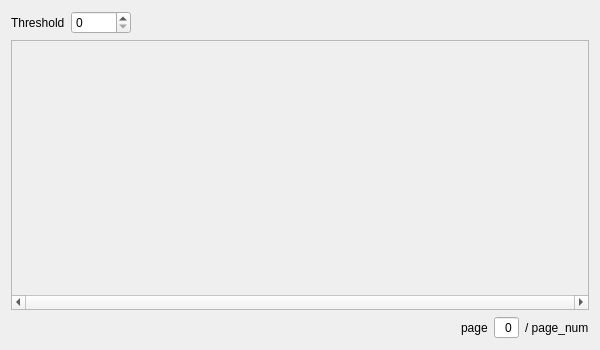
Above: VisBboxUI.ui from yotaseki/YLTestUI before the change. Below: the same form after it.
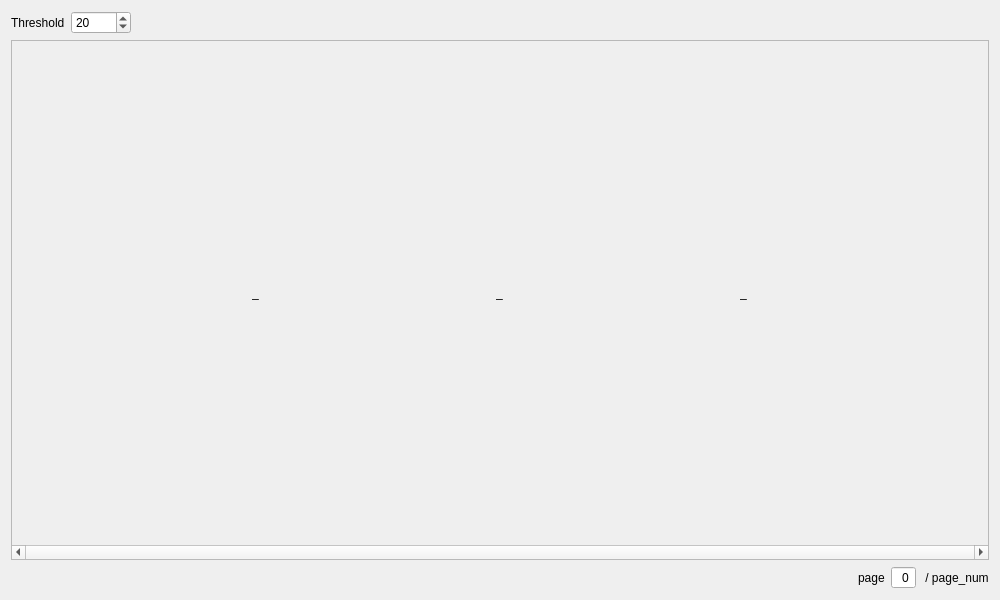
That is the form after the change.

```diff
--- a/VisBboxUI.ui
+++ b/VisBboxUI.ui
@@ -6,8 +6,8 @@
    <rect>
     <x>0</x>
     <y>0</y>
-    <width>600</width>
-    <height>350</height>
+    <width>1000</width>
+    <height>600</height>
    </rect>
   </property>
   <property name="sizePolicy">
@@ -18,8 +18,8 @@
   </property>
   <property name="minimumSize">
    <size>
-    <width>600</width>
-    <height>350</height>
+    <width>800</width>
+    <height>600</height>
    </size>
   </property>
   <property name="windowTitle">
@@ -65,6 +65,12 @@
              <height>30</height>
             </size>
            </property>
+           <property name="maximum">
+            <number>100</number>
+           </property>
+           <property name="value">
+            <number>20</number>
+           </property>
           </widget>
          </item>
          <item>
@@ -95,13 +101,58 @@
            <rect>
             <x>0</x>
             <y>0</y>
-            <width>576</width>
-            <height>243</height>
+            <width>976</width>
+            <height>493</height>
            </rect>
           </property>
-          <layout class="QHBoxLayout" name="horizontalLayout_6">
-           <item>
-            <layout class="QHBoxLayout" name="HLayoutVisResults"/>
+          <layout class="QGridLayout" name="gridLayout">
+           <item row="0" column="0">
+            <widget class="QLabel" name="label_3">
+             <property name="sizePolicy">
+              <sizepolicy hsizetype="Fixed" vsizetype="Fixed">
+               <horstretch>0</horstretch>
+               <verstretch>0</verstretch>
+              </sizepolicy>
+             </property>
+             <property name="text">
+              <string>_</string>
+             </property>
+             <property name="alignment">
+              <set>Qt::AlignCenter</set>
+             </property>
+            </widget>
+           </item>
+           <item row="0" column="1">
+            <widget class="QLabel" name="label_4">
+             <property name="sizePolicy">
+              <sizepolicy hsizetype="Fixed" vsizetype="Fixed">
+               <horstretch>0</horstretch>
+               <verstretch>0</verstretch>
+              </sizepolicy>
+             </property>
+             <property name="text">
+              <string>_</string>
+             </property>
+             <property name="alignment">
+              <set>Qt::AlignCenter</set>
+             </property>
+            </widget>
+           </item>
+           <item row="0" column="2">
+            <widget class="QLabel" name="label_5">
+             <property name="sizePolicy">
+              <sizepolicy hsizetype="Fixed" vsizetype="Fixed">
+               <horstretch>0</horstretch>
+               <verstretch>0</verstretch>
+              </sizepolicy>
+             </property>
+             <property name="text">
+              <string>_</string>
+             </property>
+             <property name="alignment">
+              <set>Qt::AlignCenter</set>
+             </property>
+            </widget>
            </item>
           </layout>
          </widget>
@@ -146,7 +197,7 @@
      <item>
       <widget class="QLabel" name="labelVisPageNum">
        <property name="text">
-        <string>/ page_num</string>
+        <string> / page_num</string>
        </property>
       </widget>
      </item>
```
